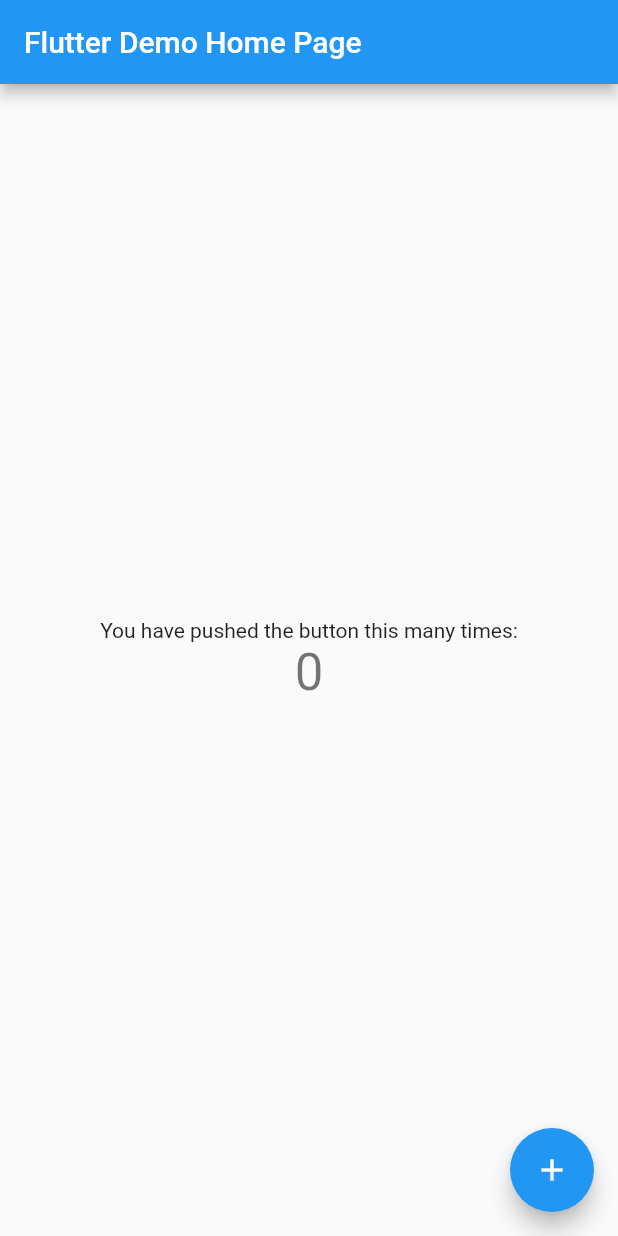
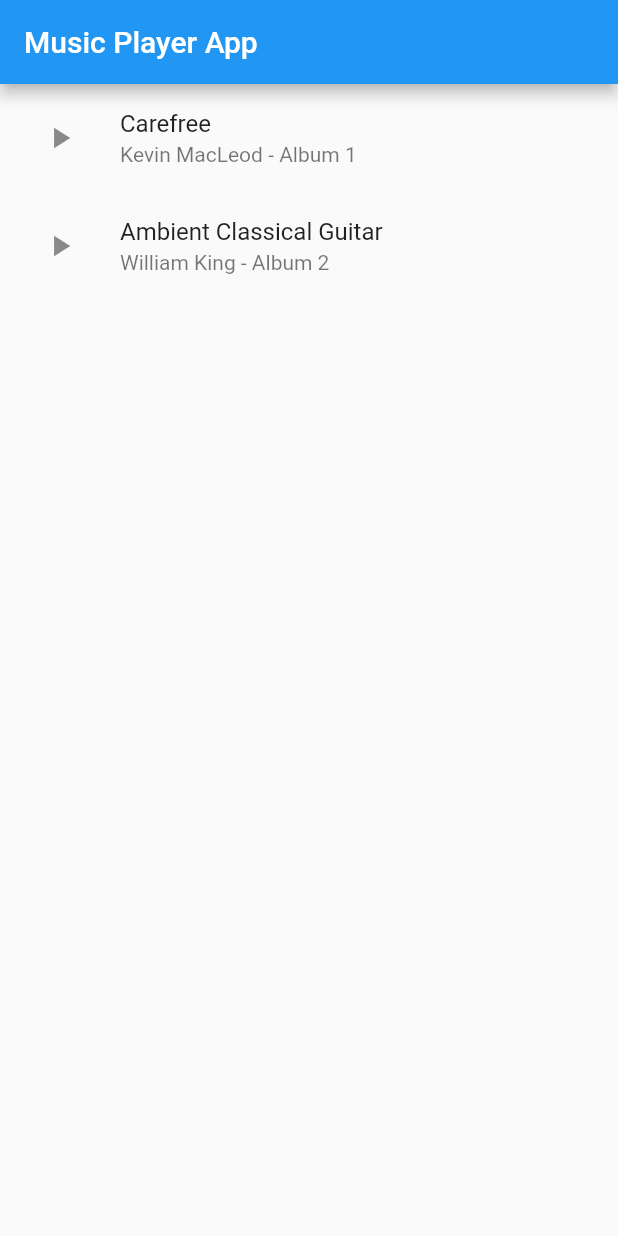
Before and after one commit to katoy/music_sample, a Flutter app: the screen it shows after launch, on a phone screen of 412 x 824 dp. Run offline on Flutter 3.47's test engine with Material 2 defaults, Android fonts, the phone set to English and light mode, and no system bars; our stand-ins replace just_audio.

Commit message:
fitst with GPT-4

```diff
--- a/lib/main.dart
+++ b/lib/main.dart
@@ -1,115 +1,26 @@
 import 'package:flutter/material.dart';
+import 'package:provider/provider.dart';
+import 'screens/music_player_screen.dart';
+import 'providers/audio_provider.dart';
 
 void main() {
-  runApp(const MyApp());
+  runApp(
+    MultiProvider(
+      providers: [
+        ChangeNotifierProvider(create: (context) => AudioProvider()),
+      ],
+      child: MyApp(),
+    ),
+  );
 }
 
 class MyApp extends StatelessWidget {
-  const MyApp({super.key});
-
-  // This widget is the root of your application.
   @override
   Widget build(BuildContext context) {
     return MaterialApp(
-      title: 'Flutter Demo',
-      theme: ThemeData(
-        // This is the theme of your application.
-        //
-        // Try running your application with "flutter run". You'll see the
-        // application has a blue toolbar. Then, without quitting the app, try
-        // changing the primarySwatch below to Colors.green and then invoke
-        // "hot reload" (press "r" in the console where you ran "flutter run",
-        // or simply save your changes to "hot reload" in a Flutter IDE).
-        // Notice that the counter didn't reset back to zero; the application
-        // is not restarted.
-        primarySwatch: Colors.blue,
-      ),
-      home: const MyHomePage(title: 'Flutter Demo Home Page'),
+      title: 'Music Player App',
+      theme: ThemeData(primarySwatch: Colors.blue),
+      home: MusicPlayerScreen(),
     );
   }
 }
-
-class MyHomePage extends StatefulWidget {
-  const MyHomePage({super.key, required this.title});
-
-  // This widget is the home page of your application. It is stateful, meaning
-  // that it has a State object (defined below) that contains fields that affect
-  // how it looks.
-
-  // This class is the configuration for the state. It holds the values (in this
-  // case the title) provided by the parent (in this case the App widget) and
-  // used by the build method of the State. Fields in a Widget subclass are
-  // always marked "final".
-
-  final String title;
-
-  @override
-  State<MyHomePage> createState() => _MyHomePageState();
-}
-
-class _MyHomePageState extends State<MyHomePage> {
-  int _counter = 0;
-
-  void _incrementCounter() {
-    setState(() {
-      // This call to setState tells the Flutter framework that something has
-      // changed in this State, which causes it to rerun the build method below
-      // so that the display can reflect the updated values. If we changed
-      // _counter without calling setState(), then the build method would not be
-      // called again, and so nothing would appear to happen.
-      _counter++;
-    });
-  }
-
-  @override
-  Widget build(BuildContext context) {
-    // This method is rerun every time setState is called, for instance as done
-    // by the _incrementCounter method above.
-    //
-    // The Flutter framework has been optimized to make rerunning build methods
-    // fast, so that you can just rebuild anything that needs updating rather
-    // than having to individually change instances of widgets.
-    return Scaffold(
-      appBar: AppBar(
-        // Here we take the value from the MyHomePage object that was created by
-        // the App.build method, and use it to set our appbar title.
-        title: Text(widget.title),
-      ),
-      body: Center(
-        // Center is a layout widget. It takes a single child and positions it
-        // in the middle of the parent.
-        child: Column(
-          // Column is also a layout widget. It takes a list of children and
-          // arranges them vertically. By default, it sizes itself to fit its
-          // children horizontally, and tries to be as tall as its parent.
-          //
-          // Invoke "debug painting" (press "p" in the console, choose the
-          // "Toggle Debug Paint" action from the Flutter Inspector in Android
-          // Studio, or the "Toggle Debug Paint" command in Visual Studio Code)
-          // to see the wireframe for each widget.
-          //
-          // Column has various properties to control how it sizes itself and
-          // how it positions its children. Here we use mainAxisAlignment to
-          // center the children vertically; the main axis here is the vertical
-          // axis because Columns are vertical (the cross axis would be
-          // horizontal).
-          mainAxisAlignment: MainAxisAlignment.center,
-          children: <Widget>[
-            const Text(
-              'You have pushed the button this many times:',
-            ),
-            Text(
-              '$_counter',
-              style: Theme.of(context).textTheme.headlineMedium,
-            ),
-          ],
-        ),
-      ),
-      floatingActionButton: FloatingActionButton(
-        onPressed: _incrementCounter,
-        tooltip: 'Increment',
-        child: const Icon(Icons.add),
-      ), // This trailing comma makes auto-formatting nicer for build methods.
-    );
-  }
-}
--- /dev/null
+++ b/lib/models/audio_file.dart
@@ -0,0 +1,17 @@
+class AudioFile {
+  final String title;
+  final String artist;
+  final String album;
+  final String audioUrl;
+  final String imageUrl;
+  final Duration startPosition;
+
+  AudioFile({
+    required this.title,
+    required this.artist,
+    required this.album,
+    required this.audioUrl,
+    required this.imageUrl,
+    required this.startPosition,
+  });
+}
--- /dev/null
+++ b/lib/providers/audio_provider.dart
@@ -0,0 +1,78 @@
+import 'package:flutter/material.dart';
+import 'package:just_audio/just_audio.dart';
+import '/models/audio_file.dart';
+
+class AudioProvider with ChangeNotifier {
+  // ここにプレイリストを追加してください
+  List<AudioFile> _playlist = [
+    AudioFile(
+      title: 'Carefree',
+      artist: 'Kevin MacLeod',
+      album: 'Album 1',
+      audioUrl:
+          'https://s3.amazonaws.com/scifri-episodes/scifri20181123-episode.mp3',
+      imageUrl:
+          'https://pbs.twimg.com/profile_images/21278082/fish_400x400.jpg',
+      startPosition: Duration.zero,
+    ),
+    AudioFile(
+      title: 'Ambient Classical Guitar',
+      artist: 'William King',
+      album: 'Album 2',
+      audioUrl: 'assets/audios/ambient-classical-guitar-144998.mp3',
+      imageUrl:
+          'https://cdn.pixabay.com/audio/2023/04/03/14-44-18-281_200x200.png',
+      startPosition: Duration.zero,
+    ),
+  ];
+
+  final AudioPlayer _audioPlayer = AudioPlayer();
+
+  List<AudioFile> get playlist => _playlist;
+  bool get isPlaying => _audioPlayer.playing;
+  AudioFile? get currentAudio => _audioPlayer.currentIndex != null
+      ? _playlist[_audioPlayer.currentIndex!]
+      : null;
+  Stream<Duration> get currentPositionStream => _audioPlayer.positionStream;
+
+  AudioProvider() {
+    _audioPlayer.setAudioSource(
+      ConcatenatingAudioSource(
+        children: _playlist
+            .map((audio) => AudioSource.uri(Uri.parse(audio.audioUrl)))
+            .toList(),
+      ),
+    );
+  }
+
+  void addAudio(AudioFile audio) {
+    _playlist.add(audio);
+    _audioPlayer.setAudioSource(
+      ConcatenatingAudioSource(
+        children: _playlist
+            .map((audio) => AudioSource.uri(Uri.parse(audio.audioUrl)))
+            .toList(),
+      ),
+    );
+    notifyListeners();
+  }
+
+  void playAudio(int index) async {
+    if (_audioPlayer.currentIndex == index) {
+      if (!_audioPlayer.playing) {
+        await _audioPlayer.seek(_playlist[index].startPosition);
+        await _audioPlayer.play();
+      } else {
+        await _audioPlayer.pause();
+      }
+    } else {
+      await _audioPlayer.seek(_playlist[index].startPosition, index: index);
+      await _audioPlayer.play();
+    }
+    notifyListeners();
+  }
+
+  void disposeAudioPlayer() {
+    _audioPlayer.dispose();
+  }
+}
--- /dev/null
+++ b/lib/screens/music_player_screen.dart
@@ -0,0 +1,24 @@
+import 'package:flutter/material.dart';
+import 'package:provider/provider.dart';
+import '/widgets/audio_list_tile.dart';
+import '/providers/audio_provider.dart';
+
+class MusicPlayerScreen extends StatelessWidget {
+  @override
+  Widget build(BuildContext context) {
+    final audioProvider = Provider.of<AudioProvider>(context);
+
+    return Scaffold(
+      appBar: AppBar(
+        title: Text('Music Player App'),
+      ),
+      body: ListView.builder(
+        itemCount: audioProvider.playlist.length,
+        itemBuilder: (context, index) {
+          return AudioListTile(
+              audio: audioProvider.playlist[index], index: index);
+        },
+      ),
+    );
+  }
+}
--- /dev/null
+++ b/lib/widgets/audio_list_tile.dart
@@ -0,0 +1,24 @@
+import 'package:flutter/material.dart';
+import 'package:provider/provider.dart';
+import '/models/audio_file.dart';
+import '/providers/audio_provider.dart';
+import 'player_controls.dart';
+
+class AudioListTile extends StatelessWidget {
+  final AudioFile audio;
+  final int index;
+
+  AudioListTile({required this.audio, required this.index});
+
+  @override
+  Widget build(BuildContext context) {
+    final audioProvider = Provider.of<AudioProvider>(context);
+
+    return ListTile(
+      leading: PlayerControls(index: index),
+      title: Text(audio.title),
+      subtitle: Text('${audio.artist} - ${audio.album}'),
+      onTap: () => audioProvider.playAudio(index),
+    );
+  }
+}
--- /dev/null
+++ b/lib/widgets/player_controls.dart
@@ -0,0 +1,30 @@
+import 'package:flutter/material.dart';
+import 'package:provider/provider.dart';
+import '/providers/audio_provider.dart';
+
+class PlayerControls extends StatelessWidget {
+  final int index;
+
+  PlayerControls({required this.index});
+
+  @override
+  Widget build(BuildContext context) {
+    final audioProvider = Provider.of<AudioProvider>(context);
+
+    return StreamBuilder<Duration>(
+      stream: audioProvider.currentPositionStream,
+      builder: (context, snapshot) {
+        final position = snapshot.data ?? Duration.zero;
+        final playing = audioProvider.isPlaying;
+        final current = audioProvider.currentAudio;
+
+        return IconButton(
+          icon: Icon(playing && current == audioProvider.playlist[index]
+              ? Icons.pause
+              : Icons.play_arrow),
+          onPressed: () => audioProvider.playAudio(index),
+        );
+      },
+    );
+  }
+}
--- a/pubspec.yaml
+++ b/pubspec.yaml
@@ -35,6 +35,9 @@
   # The following adds the Cupertino Icons font to your application.
   # Use with the CupertinoIcons class for iOS style icons.
   cupertino_icons: ^1.0.2
+  just_audio: ^0.9.32
+  http: ^0.13.5
+  provider: ^6.0.5
 
 dev_dependencies:
   flutter_test:
@@ -57,6 +60,9 @@
   # included with your application, so that you can use the icons in
   # the material Icons class.
   uses-material-design: true
+
+  assets:
+    - assets/audios/
 
   # To add assets to your application, add an assets section, like this:
   # assets:
```
Also changed, not shown: pubspec.lock, 1 other file.
